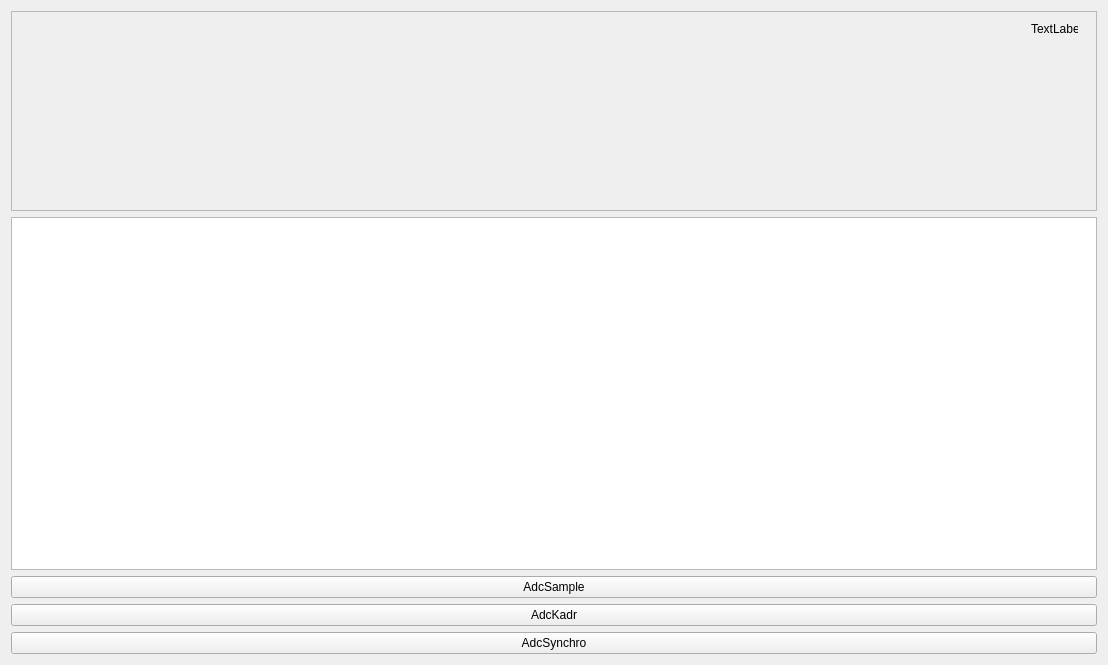
Old version of the form widget.ui in the repository krang4d/Agrekola.
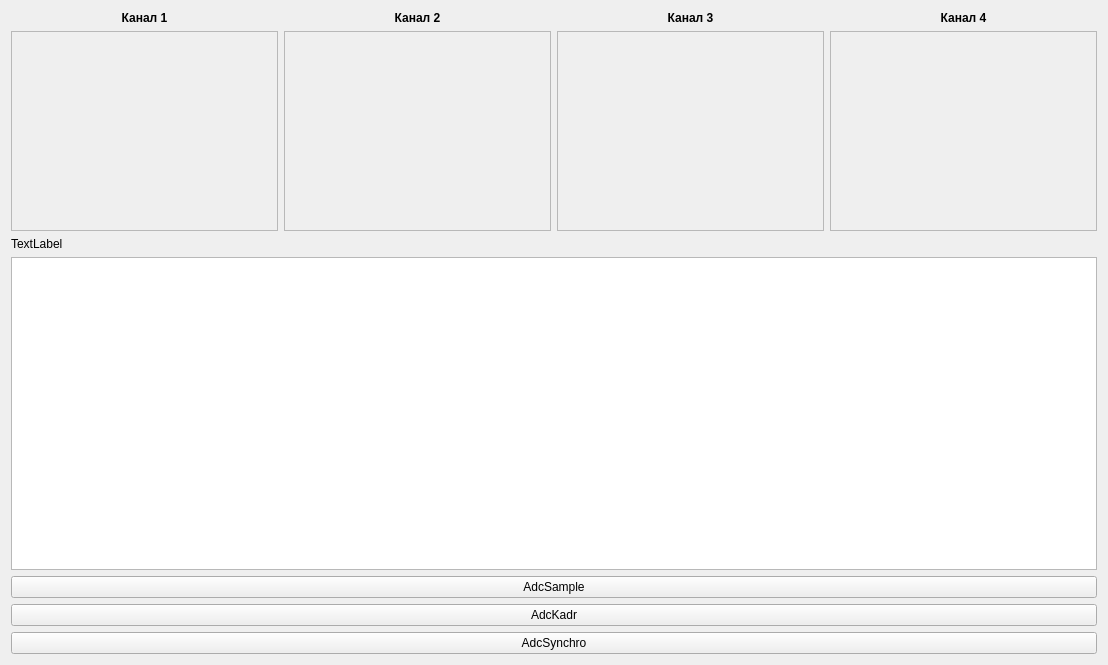
New version of the form. Custom widgets are drawn as their Qt base class.

Commit message: create 4 RealTime plot

```diff
--- a/widget.ui
+++ b/widget.ui
@@ -15,12 +15,76 @@
   </property>
   <layout class="QVBoxLayout" name="verticalLayout_2">
    <item>
-    <layout class="QVBoxLayout" name="verticalLayout">
-     <item>
-      <widget class="QCustomPlot" name="frame">
+    <layout class="QGridLayout" name="gridLayout">
+     <item row="0" column="0">
+      <widget class="QLabel" name="label">
+       <property name="font">
+        <font>
+         <weight>75</weight>
+         <bold>true</bold>
+        </font>
+       </property>
+       <property name="text">
+        <string>Канал 1</string>
+       </property>
+       <property name="alignment">
+        <set>Qt::AlignCenter</set>
+       </property>
+      </widget>
+     </item>
+     <item row="0" column="1">
+      <widget class="QLabel" name="label_2">
+       <property name="font">
+        <font>
+         <weight>75</weight>
+         <bold>true</bold>
+        </font>
+       </property>
+       <property name="text">
+        <string>Канал 2</string>
+       </property>
+       <property name="alignment">
+        <set>Qt::AlignCenter</set>
+       </property>
+      </widget>
+     </item>
+     <item row="0" column="2">
+      <widget class="QLabel" name="label_3">
+       <property name="font">
+        <font>
+         <weight>75</weight>
+         <bold>true</bold>
+        </font>
+       </property>
+       <property name="text">
+        <string>Канал 3</string>
+       </property>
+       <property name="alignment">
+        <set>Qt::AlignCenter</set>
+       </property>
+      </widget>
+     </item>
+     <item row="0" column="3">
+      <widget class="QLabel" name="label_4">
+       <property name="font">
+        <font>
+         <weight>75</weight>
+         <bold>true</bold>
+        </font>
+       </property>
+       <property name="text">
+        <string>Канал 4</string>
+       </property>
+       <property name="alignment">
+        <set>Qt::AlignCenter</set>
+       </property>
+      </widget>
+     </item>
+     <item row="1" column="0">
+      <widget class="QCustomPlot" name="frame_1">
        <property name="minimumSize">
         <size>
-         <width>0</width>
+         <width>200</width>
          <height>200</height>
         </size>
        </property>
@@ -33,7 +97,7 @@
        <widget class="QLabel" name="label_average">
         <property name="geometry">
          <rect>
-          <x>1020</x>
+          <x>990</x>
           <y>10</y>
           <width>47</width>
           <height>16</height>
@@ -45,19 +109,117 @@
        </widget>
       </widget>
      </item>
-     <item>
-      <widget class="QTextEdit" name="textEdit">
-       <property name="font">
-        <font>
-         <family>Times New Roman</family>
-         <pointsize>14</pointsize>
-        </font>
+     <item row="1" column="1">
+      <widget class="QCustomPlot" name="frame_2">
+       <property name="minimumSize">
+        <size>
+         <width>200</width>
+         <height>200</height>
+        </size>
        </property>
-       <property name="readOnly">
-        <bool>true</bool>
+       <property name="frameShape">
+        <enum>QFrame::StyledPanel</enum>
        </property>
+       <property name="frameShadow">
+        <enum>QFrame::Raised</enum>
+       </property>
+       <widget class="QLabel" name="label_average_2">
+        <property name="geometry">
+         <rect>
+          <x>990</x>
+          <y>10</y>
+          <width>47</width>
+          <height>16</height>
+         </rect>
+        </property>
+        <property name="text">
+         <string>TextLabel</string>
+        </property>
+       </widget>
       </widget>
      </item>
+     <item row="1" column="2">
+      <widget class="QCustomPlot" name="frame_3">
+       <property name="minimumSize">
+        <size>
+         <width>200</width>
+         <height>200</height>
+        </size>
+       </property>
+       <property name="frameShape">
+        <enum>QFrame::StyledPanel</enum>
+       </property>
+       <property name="frameShadow">
+        <enum>QFrame::Raised</enum>
+       </property>
+       <widget class="QLabel" name="label_average_3">
+        <property name="geometry">
+         <rect>
+          <x>990</x>
+          <y>10</y>
+          <width>47</width>
+          <height>16</height>
+         </rect>
+        </property>
+        <property name="text">
+         <string>TextLabel</string>
+        </property>
+       </widget>
+      </widget>
+     </item>
+     <item row="1" column="3">
+      <widget class="QCustomPlot" name="frame_4">
+       <property name="minimumSize">
+        <size>
+         <width>200</width>
+         <height>200</height>
+        </size>
+       </property>
+       <property name="frameShape">
+        <enum>QFrame::StyledPanel</enum>
+       </property>
+       <property name="frameShadow">
+        <enum>QFrame::Raised</enum>
+       </property>
+       <widget class="QLabel" name="label_average_4">
+        <property name="geometry">
+         <rect>
+          <x>990</x>
+          <y>10</y>
+          <width>47</width>
+          <height>16</height>
+         </rect>
+        </property>
+        <property name="text">
+         <string>TextLabel</string>
+        </property>
+       </widget>
+      </widget>
+     </item>
+    </layout>
+   </item>
+   <item>
+    <widget class="QLabel" name="label_fps">
+     <property name="text">
+      <string>TextLabel</string>
+     </property>
+    </widget>
+   </item>
+   <item>
+    <widget class="QTextEdit" name="textEdit">
+     <property name="font">
+      <font>
+       <family>Times New Roman</family>
+       <pointsize>14</pointsize>
+      </font>
+     </property>
+     <property name="readOnly">
+      <bool>true</bool>
+     </property>
+    </widget>
+   </item>
+   <item>
+    <layout class="QVBoxLayout" name="verticalLayout">
      <item>
       <widget class="QPushButton" name="AdcSample">
        <property name="text">
```
The commit also changes 2 other files.
